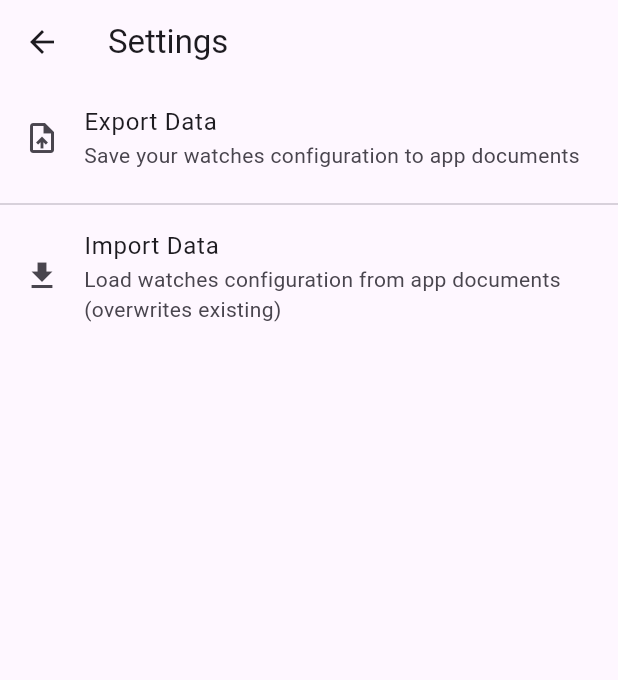
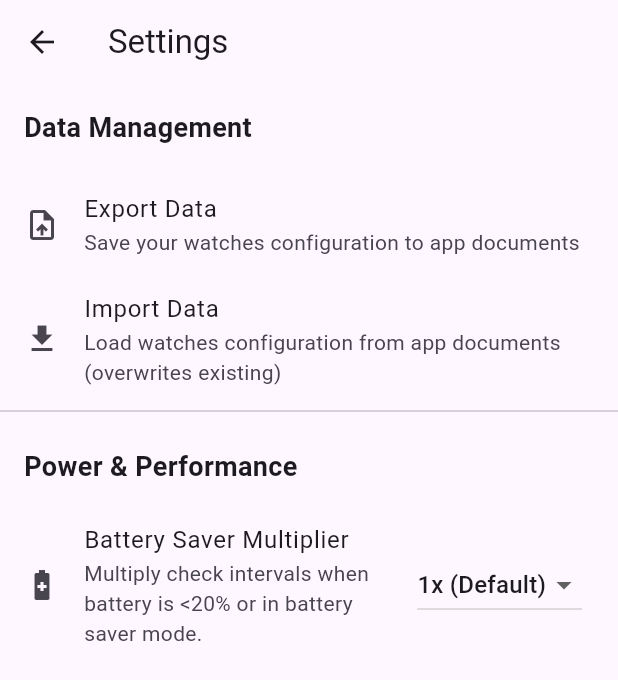
Before and after one commit to monmonja/monitoring-app, a Flutter app: the SettingsTab screen opened directly, on a phone screen of 412 x 824 dp. Shown: the top 680 px of the screen. Run offline on Flutter 3.47's test engine with Material 3 defaults, Android fonts, the phone set to English and light mode, and no system bars; our stand-ins replace battery_plus, connectivity_plus, dio, file_picker, fl_chart, flutter_local_notifications and 3 more; missing offline and left inert: flutter_background_service, home_widget; accounts and stored records are empty.

Commit message:
feat: implement power & performance optimizations
- added a user-configurable smart battery multiplier in Settings using shared_preferences.
- enabled per-watch Wi-Fi Only mode via UI configurations, scaling SQLite model, and connectivity checks.
- updated the background service to factor in device states for optimized checking frequency and connectivity restrictions.
- configured database indices and VACUUM routines for rapid execution queries.
- introduced distinct states in Watch Detail Screen to accurately render skipped logs without flagging as errors.
- documented the new Power & Performance features in featured.md.

Co-authored-by: monmonja <4511697+monmonja@users.noreply.github.com>

```diff
--- a/lib/models/watch.dart
+++ b/lib/models/watch.dart
@@ -1,6 +1,6 @@
 class WatchFields {
   static final List<String> values = [
-    id, domainId, name, url, intervalMinutes, expectedStatus, keyword, lastStatus, lastCheckTime, isActive, consecutiveFails, latencyThreshold, alertOnSslExpiry, checkKeywordAbsence, httpMethod, httpHeaders, httpBody
+    id, domainId, name, url, intervalMinutes, expectedStatus, keyword, lastStatus, lastCheckTime, isActive, consecutiveFails, latencyThreshold, alertOnSslExpiry, checkKeywordAbsence, httpMethod, httpHeaders, httpBody, wifiOnly
   ];
 
   static const String id = 'id';
@@ -20,6 +20,7 @@ class WatchFields {
   static const String httpMethod = 'httpMethod';
   static const String httpHeaders = 'httpHeaders';
   static const String httpBody = 'httpBody';
+  static const String wifiOnly = 'wifiOnly';
 }
 
 class Watch {
@@ -40,6 +41,7 @@ class Watch {
   final String httpMethod;
   final String? httpHeaders;
   final String? httpBody;
+  final bool wifiOnly;
 
   const Watch({
     this.id,
@@ -59,6 +61,7 @@ class Watch {
     this.httpMethod = 'HEAD',
     this.httpHeaders,
     this.httpBody,
+    this.wifiOnly = true,
   });
 
   Watch copyWith({
@@ -79,6 +82,7 @@ class Watch {
     String? httpMethod,
     String? httpHeaders,
     String? httpBody,
+    bool? wifiOnly,
   }) {
     return Watch(
       id: id ?? this.id,
@@ -98,6 +102,7 @@ class Watch {
       httpMethod: httpMethod ?? this.httpMethod,
       httpHeaders: httpHeaders ?? this.httpHeaders,
       httpBody: httpBody ?? this.httpBody,
+      wifiOnly: wifiOnly ?? this.wifiOnly,
     );
   }
 
@@ -120,6 +125,7 @@ class Watch {
       WatchFields.httpMethod: httpMethod,
       WatchFields.httpHeaders: httpHeaders,
       WatchFields.httpBody: httpBody,
+      WatchFields.wifiOnly: wifiOnly ? 1 : 0,
     };
   }
 
@@ -144,6 +150,7 @@ class Watch {
       httpMethod: map[WatchFields.httpMethod] as String? ?? 'HEAD',
       httpHeaders: map[WatchFields.httpHeaders] as String?,
       httpBody: map[WatchFields.httpBody] as String?,
+      wifiOnly: map[WatchFields.wifiOnly] != null ? map[WatchFields.wifiOnly] == 1 : true,
     );
   }
 }
--- a/lib/screens/settings_tab.dart
+++ b/lib/screens/settings_tab.dart
@@ -2,7 +2,7 @@ import 'dart:io';
 
 import 'package:file_picker/file_picker.dart';
 import 'package:flutter/material.dart';
-
+import 'package:shared_preferences/shared_preferences.dart';
 
 import '../database_helper.dart';
 
@@ -14,6 +14,31 @@ class SettingsTab extends StatefulWidget {
 }
 
 class _SettingsTabState extends State<SettingsTab> {
+  double _batteryMultiplier = 1.0;
+  bool _isLoading = true;
+
+  @override
+  void initState() {
+    super.initState();
+    _loadSettings();
+  }
+
+  Future<void> _loadSettings() async {
+    final prefs = await SharedPreferences.getInstance();
+    setState(() {
+      _batteryMultiplier = prefs.getDouble('battery_multiplier') ?? 1.0;
+      _isLoading = false;
+    });
+  }
+
+  Future<void> _saveBatteryMultiplier(double value) async {
+    final prefs = await SharedPreferences.getInstance();
+    await prefs.setDouble('battery_multiplier', value);
+    setState(() {
+      _batteryMultiplier = value;
+    });
+  }
+
   Future<void> _exportData() async {
     try {
       final jsonString = await DatabaseHelper.instance.exportData();
@@ -69,23 +94,56 @@ class _SettingsTabState extends State<SettingsTab> {
 
   @override
   Widget build(BuildContext context) {
+    if (_isLoading) {
+      return const Center(child: CircularProgressIndicator());
+    }
+
     return Scaffold(
       appBar: AppBar(title: const Text('Settings')),
       body: ListView(
         children: [
+          const Padding(
+            padding: EdgeInsets.all(16.0),
+            child: Text('Data Management', style: TextStyle(fontSize: 18, fontWeight: FontWeight.bold)),
+          ),
           ListTile(
             leading: const Icon(Icons.upload_file),
             title: const Text('Export Data'),
             subtitle: const Text('Save your watches configuration to app documents'),
             onTap: _exportData,
           ),
-          const Divider(),
           ListTile(
             leading: const Icon(Icons.file_download),
             title: const Text('Import Data'),
             subtitle: const Text('Load watches configuration from app documents (overwrites existing)'),
             onTap: _importData,
           ),
+          const Divider(),
+          const Padding(
+            padding: EdgeInsets.all(16.0),
+            child: Text('Power & Performance', style: TextStyle(fontSize: 18, fontWeight: FontWeight.bold)),
+          ),
+          ListTile(
+            leading: const Icon(Icons.battery_saver),
+            title: const Text('Battery Saver Multiplier'),
+            subtitle: const Text('Multiply check intervals when battery is <20% or in battery saver mode.'),
+            trailing: DropdownButton<double>(
+              value: _batteryMultiplier,
+              items: const [
+                DropdownMenuItem(value: 0.5, child: Text('0.5x')),
+                DropdownMenuItem(value: 1.0, child: Text('1x (Default)')),
+                DropdownMenuItem(value: 2.0, child: Text('2x')),
+                DropdownMenuItem(value: 3.0, child: Text('3x')),
+                DropdownMenuItem(value: 4.0, child: Text('4x')),
+                DropdownMenuItem(value: 5.0, child: Text('5x')),
+              ],
+              onChanged: (value) {
+                if (value != null) {
+                  _saveBatteryMultiplier(value);
+                }
+              },
+            ),
+          ),
         ],
       ),
     );
--- a/pubspec.yaml
+++ b/pubspec.yaml
@@ -47,6 +47,9 @@ dependencies:
   fl_chart: ^1.2.0
   share_plus: ^12.0.2
   home_widget: ^0.9.2
+  battery_plus: ^7.0.0
+  connectivity_plus: ^7.1.1
+  shared_preferences: ^2.5.5
 
 dev_dependencies:
   flutter_test:
```
Also changed, not shown: lib/background_service.dart (+38 -1 lines), lib/database_helper.dart (+14 -2 lines), lib/screens/add_edit_watch_screen.dart (+11 -0 lines), lib/screens/watch_detail_screen.dart (+24 -9 lines), pubspec.lock, 4 other files.
